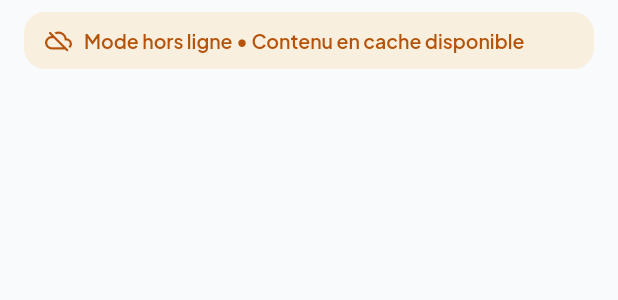
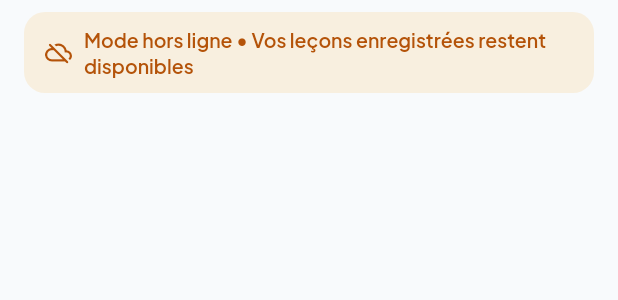
Before and after one commit to sekongo05/dailyStack_frontend, a Flutter app: the OfflineBanner widget shown alone on an empty page, opened directly, on a phone screen of 412 x 824 dp. Shown: the top 300 px of the screen. Run offline on Flutter 3.47's test engine with Material 3 defaults, Android fonts, the phone set to English and light mode, and no system bars; our stand-ins replace connectivity_plus, dio, flutter_markdown, flutter_riverpod, flutter_secure_storage, go_router and 2 more; missing offline and left inert: dart:html, dart:js_interop; accounts and stored records are empty; network calls fail.

Commit message:
chore(ux): replace technical terms (PWA, Push, cache) with user-friendly wording

```diff
--- a/dailystack/lib/core/widgets/pwa_install_sheet.dart
+++ b/dailystack/lib/core/widgets/pwa_install_sheet.dart
@@ -151,7 +151,7 @@ class _PwaInstallGuideSheetState extends State<_PwaInstallGuideSheet> {
                       ),
                       const SizedBox(height: 2),
                       Text(
-                        'Expérience native sans barre d\'adresse et cache hors-ligne.',
+                        'Ouvrez l\'application en plein écran, même sans connexion internet.',
                         style: context.text.bodySmall,
                       ),
                     ],
--- a/dailystack/lib/core/widgets/state_views.dart
+++ b/dailystack/lib/core/widgets/state_views.dart
@@ -125,7 +125,7 @@ class OfflineBanner extends StatelessWidget {
             ? (pendingCount > 0
                 ? 'Données stockées localement - en attente de synchronisation ($pendingCount)'
                 : 'Données stockées localement - en attente de synchronisation')
-            : 'Mode hors ligne • Contenu en cache disponible')
+            : 'Mode hors ligne • Vos leçons enregistrées restent disponibles')
         : (isSyncing
             ? 'Synchronisation de $pendingCount action(s) en cours…'
             : '$pendingCount action(s) en attente de synchronisation');
```
Also changed, not shown: dailystack/lib/features/auth/screens/profile_screen.dart (+9 -10 lines).
